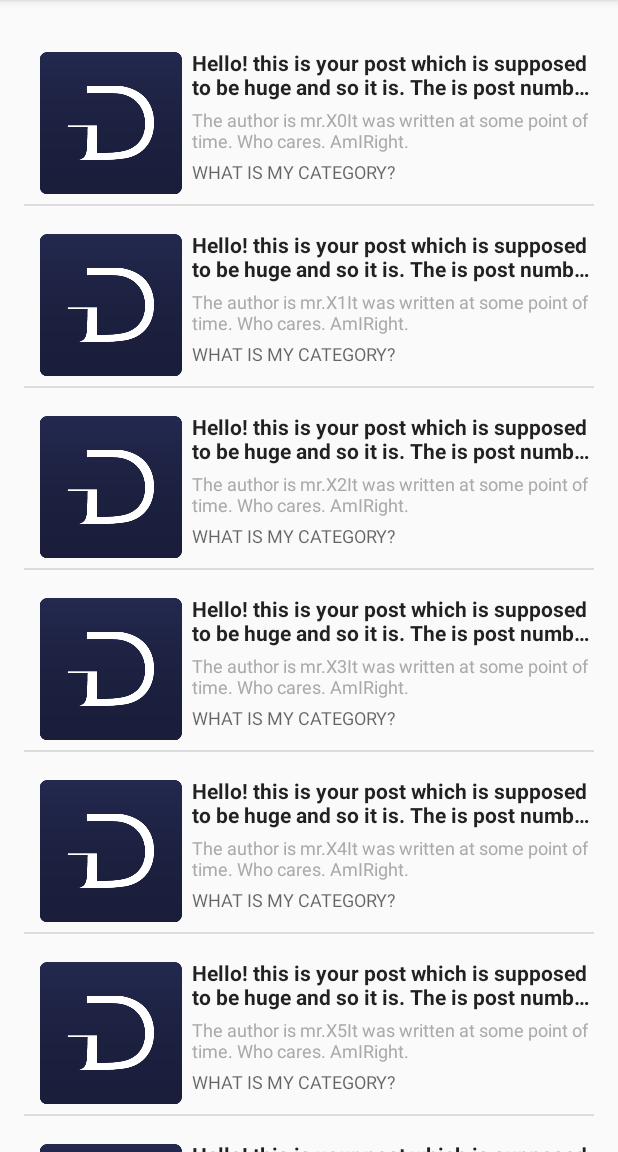
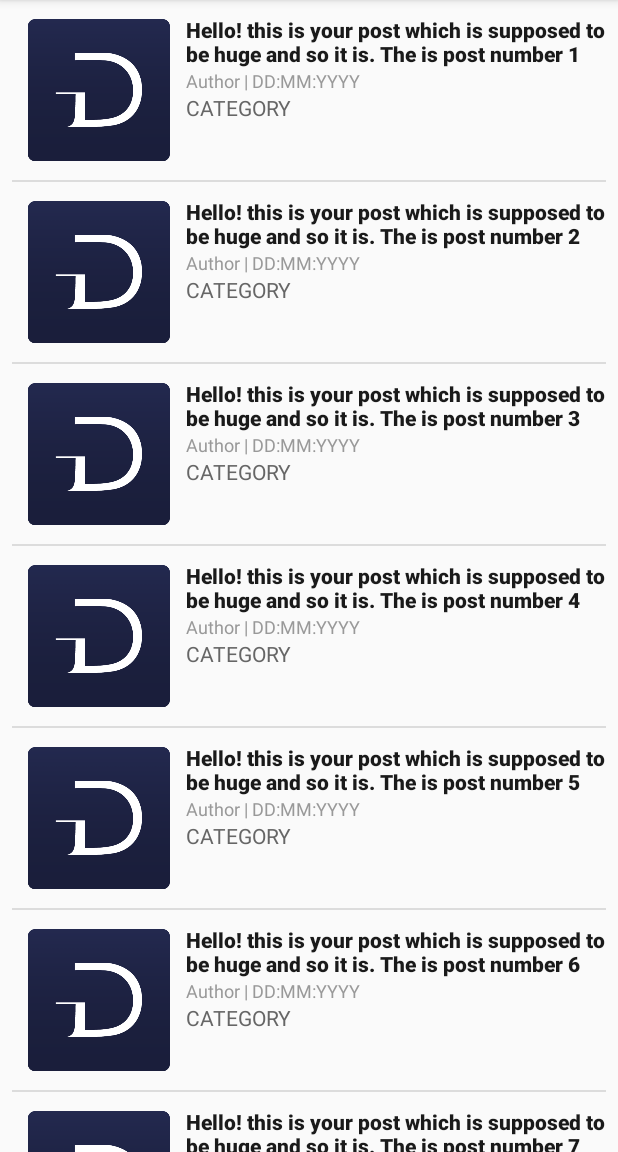
Before and after one commit to niennonno/DurofyReader, an Android app: the screen it shows after launch (MainActivity), on a phone screen of 412 x 824 dp, the part 84-1236 px from its top. Run offline under Robolectric (Android 15) with nearby library versions, the phone set to English and light mode, and no system bars.

Commit message:
Layout
Optimized Layout

```diff
--- a/app/src/main/java/com/mapplinks/durofyreader/MainActivity.java
+++ b/app/src/main/java/com/mapplinks/durofyreader/MainActivity.java
@@ -41,7 +41,7 @@ public class MainActivity extends AppCompatActivity {
         for(int i=0;i<30;++i){
             Article article1=new Article();
             article1.setTitle("Hello! this is your post which is supposed to be huge and so it is. The is post number "+(i+1));
-            article1.setAuthor("The author is mr.X" + i+"It was written at some point of time. Who cares. AmIRight.");
+            article1.setAuthor("Author | DD:MM:YYYY");
             mArticles.add(article1);
         }
 
--- a/app/src/main/res/layout/activity_main.xml
+++ b/app/src/main/res/layout/activity_main.xml
@@ -4,7 +4,6 @@
     android:layout_height="match_parent"
     android:paddingLeft="@dimen/activity_horizontal_margin"
     android:paddingRight="@dimen/activity_horizontal_margin"
-    android:paddingTop="@dimen/activity_vertical_margin"
     tools:context=".MainActivity">
 
     <ListView
--- a/app/src/main/res/layout/article_list_view.xml
+++ b/app/src/main/res/layout/article_list_view.xml
@@ -3,7 +3,7 @@
     android:layout_width="match_parent"
     android:orientation="horizontal"
     android:layout_height="@dimen/row_height"
-    android:paddingTop="@dimen/activity_horizontal_margin"
+    android:paddingTop="10dp"
     >
 
     <ImageView
@@ -19,11 +19,12 @@
     <TextView
         android:id="@+id/title"
         android:text="Blog Post Title, Blog Post TitleBlog Post TitleBlog Post"
-        android:textAppearance="@style/TextAppearance.AppCompat.Body1"
-        android:maxLines="2"
+        android:maxLines="3"
+        android:textColor="@color/categoryColor"
+        android:textAppearance="@style/TextAppearance.AppCompat.Body2"
         android:textStyle="bold"
         android:ellipsize="end"
-        android:paddingLeft="4dp"
+        android:paddingLeft="8dp"
         android:layout_toRightOf="@id/image"
         android:layout_height="wrap_content"
         android:layout_width="wrap_content"/>
@@ -31,24 +32,26 @@
         android:id="@+id/summary"
         android:layout_width="wrap_content"
         android:layout_height="wrap_content"
-        android:maxLines="3"
+        android:maxLines="1"
+        android:textAppearance="@style/TextAppearance.AppCompat.Caption"
         android:ellipsize="end"
         android:text="Summary,SummarySummarySummarySummarySummarySummarySummarySummarySummary"
-        android:textColor="@android:color/darker_gray"
-        android:textAppearance="@style/TextAppearance.AppCompat.Caption"
+        android:textColor="@color/authorColor"
         android:layout_toRightOf="@+id/image"
         android:layout_below="@+id/title"
-        android:padding="4dp"/>
+        android:paddingLeft="8dp"
+        />
     <TextView
         android:maxLines="1"
         android:ellipsize="end"
-        android:paddingLeft="4dp"
+        android:paddingLeft="8dp"
         android:textAllCaps="true"
         android:id="@+id/categories"
-        android:textAppearance="@style/TextAppearance.AppCompat.Caption"
+        android:textColor="@color/headingColor"
+        android:textAppearance="@style/TextAppearance.AppCompat.Body1"
         android:layout_width="wrap_content"
         android:layout_height="wrap_content"
-        android:text="What is my category?"
+        android:text="Category"
         android:layout_toRightOf="@+id/image"
         android:layout_below="@+id/summary"
 
--- a/app/src/main/res/values/dimens.xml
+++ b/app/src/main/res/values/dimens.xml
@@ -1,8 +1,8 @@
 <resources>
     <!-- Default screen margins, per the Android Design guidelines. -->
-    <dimen name="activity_horizontal_margin">16dp</dimen>
-    <dimen name="activity_vertical_margin">16dp</dimen>
-    <dimen name="vertical_small_margin">16dp</dimen>
+    <dimen name="activity_horizontal_margin">8dp</dimen>
+    <dimen name="activity_vertical_margin">8dp</dimen>
+    <dimen name="vertical_small_margin">8dp</dimen>
     <dimen name="vertical_large_margin">72dp</dimen>
     <dimen name="vertical_inner_margin">56dp</dimen>
 
```
